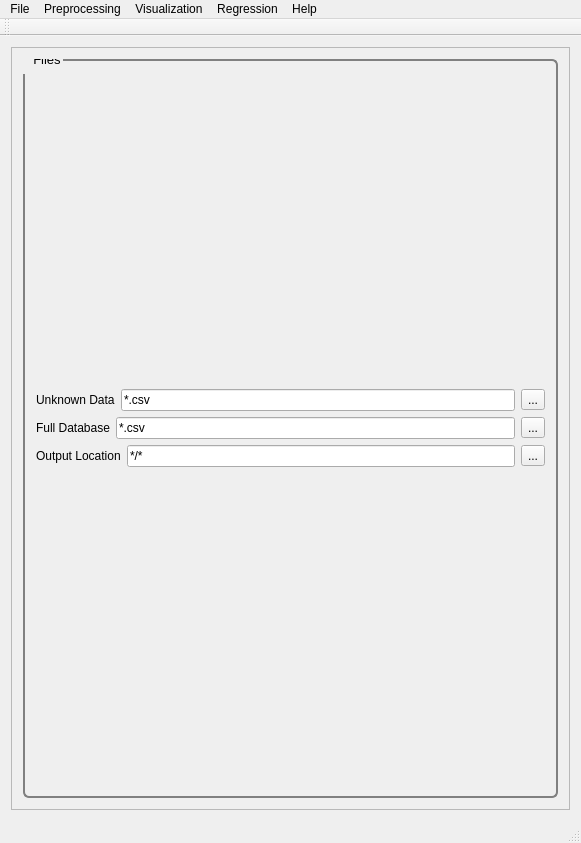
This is src/PYSAT_Gui_UI_Forms/03_mainwindow_files.ui in tisaconundrum2/PySAT-GUI as Qt 5 draws it before an edit. The edited form follows.
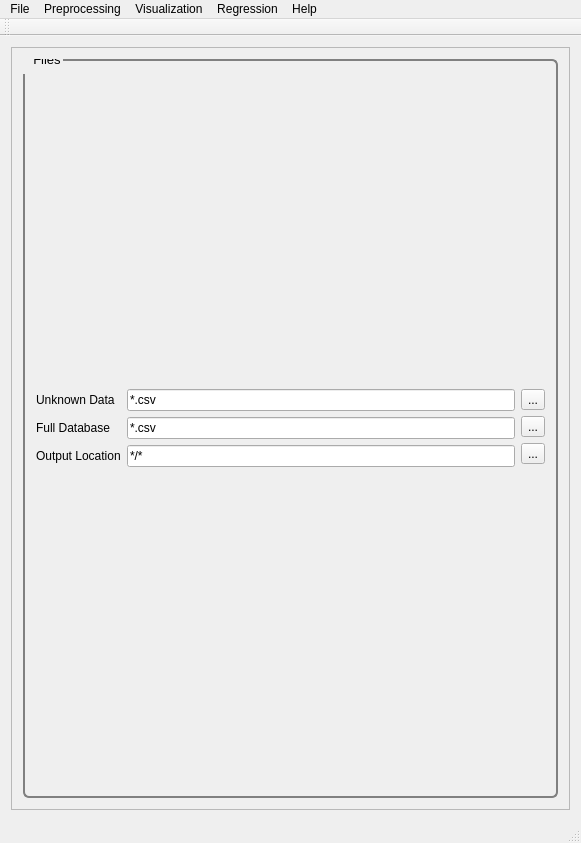
This is the edited form.

Commit message: Auto Generated Update:_

Patch:
```diff
--- a/src/PYSAT_Gui_UI_Forms/03_mainwindow_files.ui
+++ b/src/PYSAT_Gui_UI_Forms/03_mainwindow_files.ui
@@ -59,11 +59,11 @@
           <property name="title">
            <string>Files</string>
           </property>
-          <layout class="QVBoxLayout" name="verticalLayout_2">
+          <layout class="QVBoxLayout" name="verticalLayout_4">
            <item>
-            <layout class="QVBoxLayout" name="verticalLayout">
+            <layout class="QHBoxLayout" name="horizontalLayout">
              <item>
-              <layout class="QHBoxLayout" name="horizontalLayout">
+              <layout class="QVBoxLayout" name="verticalLayout_3">
                <item>
                 <widget class="QLabel" name="label">
                  <property name="text">
@@ -72,27 +72,6 @@
                 </widget>
                </item>
                <item>
-                <widget class="QLineEdit" name="lineEdit_2">
-                 <property name="text">
-                  <string extracomment="Make this change whenever a new file is selected">*.csv</string>
-                 </property>
-                 <property name="readOnly">
-                  <bool>true</bool>
-                 </property>
-                </widget>
-               </item>
-               <item>
-                <widget class="QToolButton" name="unknownDataButton">
-                 <property name="text">
-                  <string>...</string>
-                 </property>
-                </widget>
-               </item>
-              </layout>
-             </item>
-             <item>
-              <layout class="QHBoxLayout" name="horizontalLayout_2">
-               <item>
                 <widget class="QLabel" name="label_2">
                  <property name="text">
                   <string>Full Database</string>
@@ -100,33 +79,36 @@
                 </widget>
                </item>
                <item>
-                <widget class="QLineEdit" name="lineEdit_3">
-                 <property name="text">
-                  <string extracomment="Make this change whenever a new file is selected">*.csv</string>
-                 </property>
-                 <property name="readOnly">
-                  <bool>true</bool>
-                 </property>
-                </widget>
-               </item>
-               <item>
-                <widget class="QToolButton" name="fullDataBaseButton">
-                 <property name="text">
-                  <string>...</string>
-                 </property>
-                </widget>
-               </item>
-              </layout>
-             </item>
-             <item>
-              <layout class="QHBoxLayout" name="horizontalLayout_3">
-               <item>
                 <widget class="QLabel" name="label_4">
                  <property name="text">
                   <string>Output Location</string>
                  </property>
                 </widget>
                </item>
+              </layout>
+             </item>
+             <item>
+              <layout class="QVBoxLayout" name="verticalLayout">
+               <item>
+                <widget class="QLineEdit" name="lineEdit_2">
+                 <property name="text">
+                  <string extracomment="Make this change whenever a new file is selected">*.csv</string>
+                 </property>
+                 <property name="readOnly">
+                  <bool>true</bool>
+                 </property>
+                </widget>
+               </item>
+               <item>
+                <widget class="QLineEdit" name="lineEdit_3">
+                 <property name="text">
+                  <string extracomment="Make this change whenever a new file is selected">*.csv</string>
+                 </property>
+                 <property name="readOnly">
+                  <bool>true</bool>
+                 </property>
+                </widget>
+               </item>
                <item>
                 <widget class="QLineEdit" name="lineEdit_4">
                  <property name="text">
@@ -134,6 +116,24 @@
                  </property>
                  <property name="readOnly">
                   <bool>true</bool>
+                 </property>
+                </widget>
+               </item>
+              </layout>
+             </item>
+             <item>
+              <layout class="QVBoxLayout" name="verticalLayout_2">
+               <item>
+                <widget class="QToolButton" name="unknownDataButton">
+                 <property name="text">
+                  <string>...</string>
+                 </property>
+                </widget>
+               </item>
+               <item>
+                <widget class="QToolButton" name="fullDataBaseButton">
+                 <property name="text">
+                  <string>...</string>
                  </property>
                 </widget>
                </item>
```
The commit also changes 2 other files.
